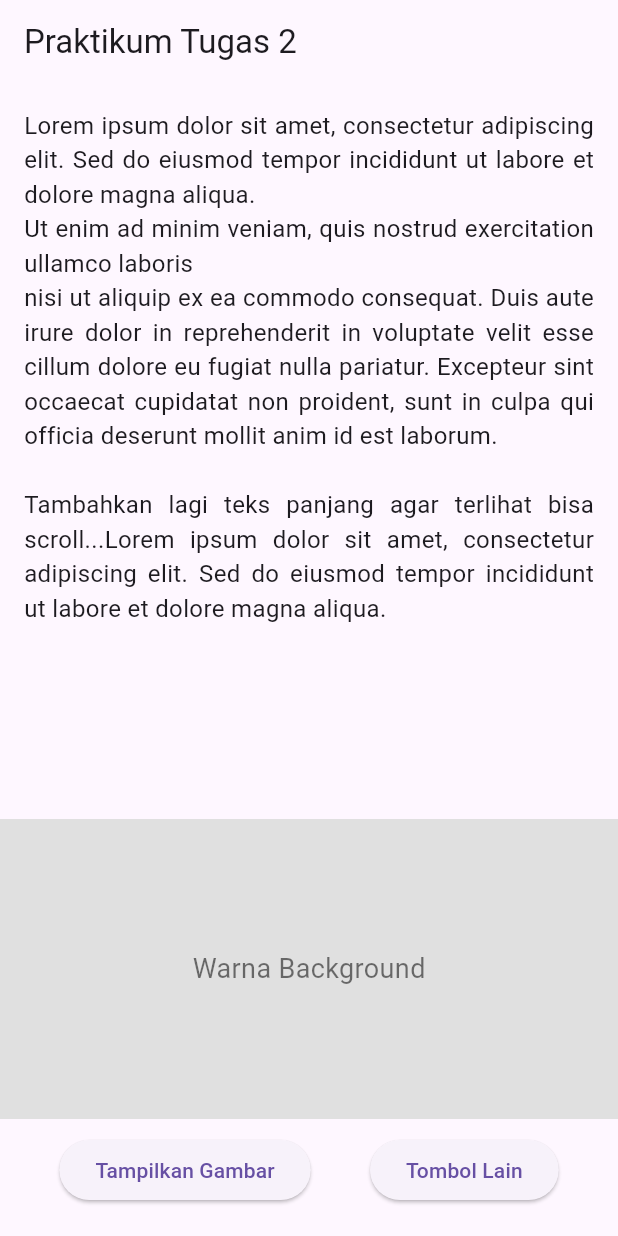
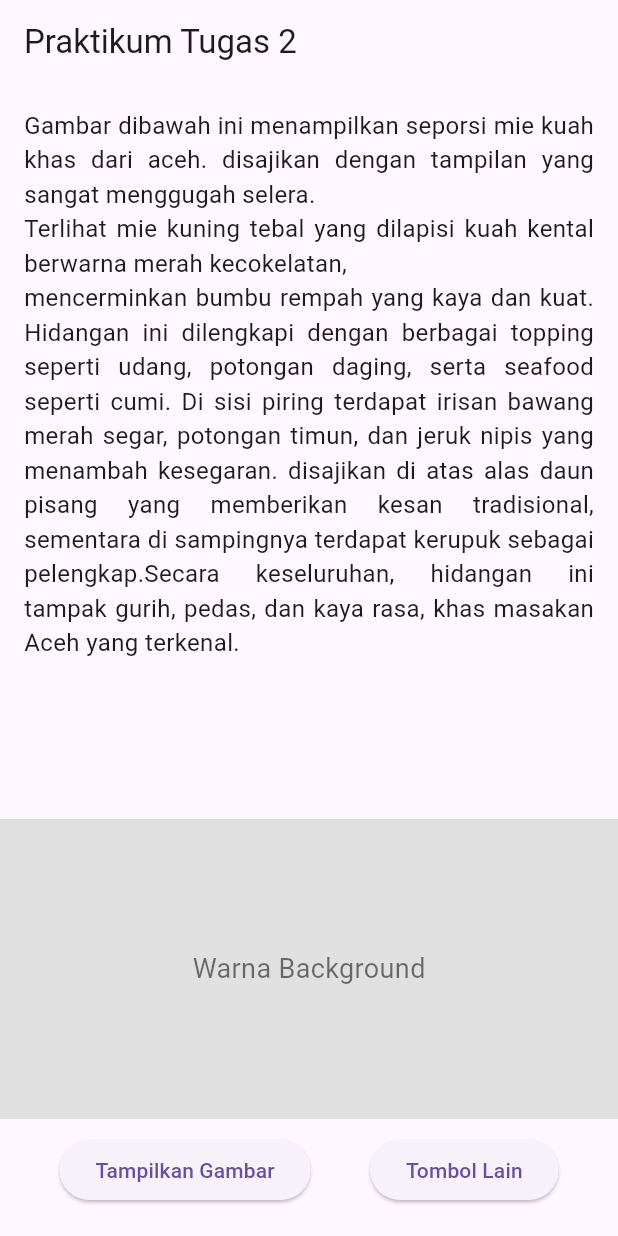
Before and after one commit to rizki2025-b/FlutterPemrogramanMobile, a Flutter app: the screen it shows after launch, on a phone screen of 412 x 824 dp. Run offline on Flutter 3.47's test engine with Material 3 defaults, Android fonts, the phone set to English and light mode, and no system bars.

Commit message:
ganti gambar dan caption

```diff
--- a/lib/main.dart
+++ b/lib/main.dart
@@ -40,17 +40,16 @@ class _PraktikumPageState extends State<PraktikumPage> {
             child: SingleChildScrollView(
               padding: const EdgeInsets.all(16),
               child: const Text(
-                "Lorem ipsum dolor sit amet, consectetur adipiscing elit. "
-                "Sed do eiusmod tempor incididunt ut labore et dolore magna aliqua.\n"
-                "Ut enim ad minim veniam, quis nostrud exercitation ullamco laboris\n"
-                "nisi ut aliquip ex ea commodo consequat. "
-                "Duis aute irure dolor in reprehenderit in voluptate velit esse "
-                "cillum dolore eu fugiat nulla pariatur. "
-                "Excepteur sint occaecat cupidatat non proident, sunt in culpa "
-                "qui officia deserunt mollit anim id est laborum.\n\n"
-                "Tambahkan lagi teks panjang agar terlihat bisa scroll..."
-                "Lorem ipsum dolor sit amet, consectetur adipiscing elit. "
-                "Sed do eiusmod tempor incididunt ut labore et dolore magna aliqua.\n",
+                "Gambar dibawah ini menampilkan seporsi mie kuah khas dari aceh. "
+                "disajikan dengan tampilan yang sangat menggugah selera.\n"
+                "Terlihat mie kuning tebal yang dilapisi kuah kental berwarna merah kecokelatan,\n"
+                "mencerminkan bumbu rempah yang kaya dan kuat. Hidangan ini dilengkapi dengan berbagai topping seperti udang, "
+                "potongan daging, serta seafood seperti cumi. Di sisi piring terdapat irisan bawang merah segar, "
+                "potongan timun, dan jeruk nipis yang menambah kesegaran. "
+                "disajikan di atas alas daun pisang yang memberikan kesan tradisional, "
+                "sementara di sampingnya terdapat kerupuk sebagai pelengkap."
+                "Secara keseluruhan, hidangan ini tampak gurih, pedas, "
+                "dan kaya rasa, khas masakan Aceh yang terkenal.\n",
                 textAlign: TextAlign.justify,
                 style: TextStyle(fontSize: 16),
               ),
@@ -66,7 +65,7 @@ class _PraktikumPageState extends State<PraktikumPage> {
             color: _showImage ? Colors.transparent : Colors.grey[300],
             child: _showImage
                 ? Image.asset(
-                    'assets/flutter_logo.png', // pastikan ada di assets
+                    'assets/mie_aceh.png', // pastikan ada di assets
                     fit: BoxFit.contain,
                   )
                 : const Center(
--- a/pubspec.yaml
+++ b/pubspec.yaml
@@ -51,7 +51,8 @@ dev_dependencies:
 
 # The following section is specific to Flutter packages.
 flutter:
-
+  assets:
+    - assets/mie_aceh.png
   # The following line ensures that the Material Icons font is
   # included with your application, so that you can use the icons in
   # the material Icons class.
@@ -59,7 +60,7 @@ flutter:
 
   # To add assets to your application, add an assets section, like this:
   # assets:
-  #   - images/a_dot_burr.jpeg
+  #   - images/a_dot_ham.jpeg
   #   - images/a_dot_ham.jpeg
 
   # An image asset can refer to one or more resolution-specific "variants", see
```
Also changed, not shown: assets/mie_aceh.png (added).
